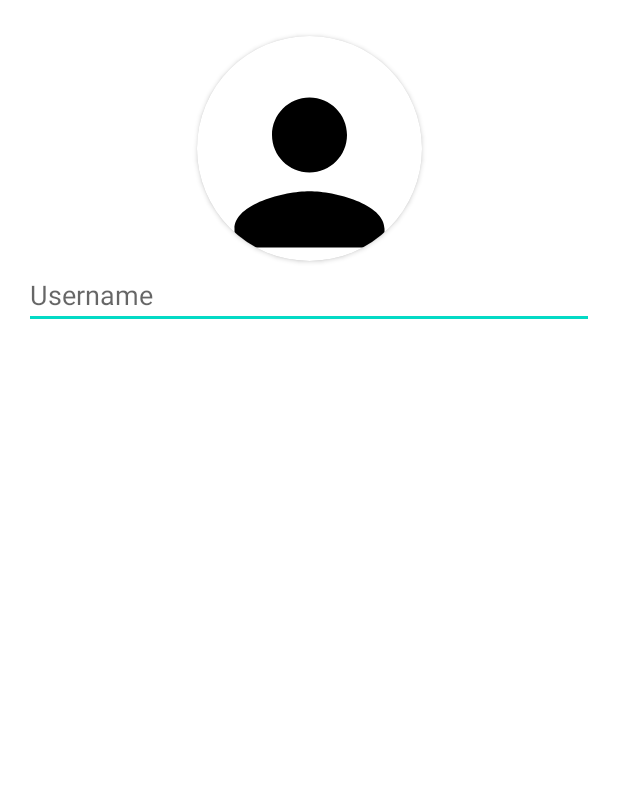
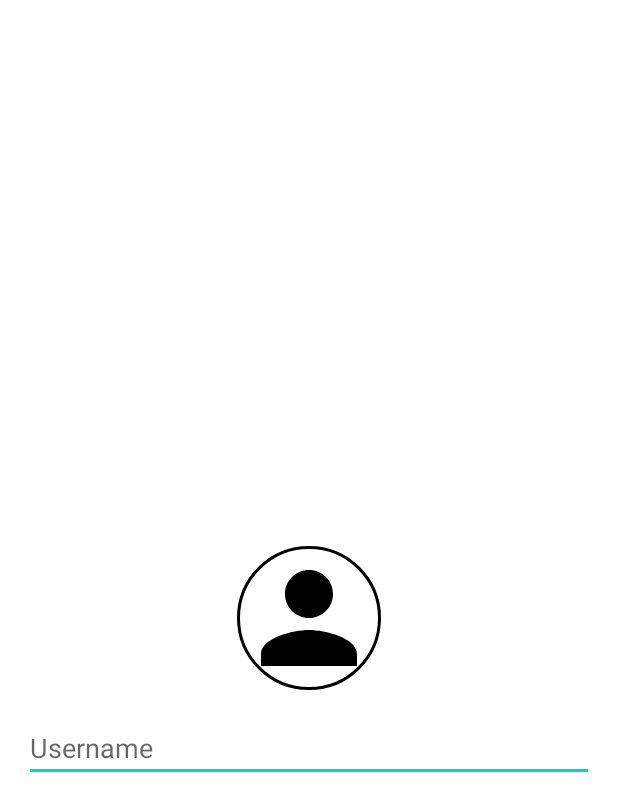
Before and after one commit to Nurik-vip009/homewor_4.1, an Android app: the layout fragment_profile.xml on its own in the app's theme, with its tools: preview values and no code run, on a phone screen of 412 x 824 dp. Shown: the top 811 px of the screen. Run offline under Robolectric (Android 15) with nearby library versions, the phone set to English and light mode, and no system bars.

Commit message:
first commit

```diff
--- a/app/build.gradle
+++ b/app/build.gradle
@@ -46,6 +46,7 @@ dependencies {
     implementation 'androidx.navigation:navigation-fragment-ktx:2.7.2'
     implementation 'androidx.navigation:navigation-ui-ktx:2.7.2'
     implementation 'com.github.bumptech.glide:glide:4.14.2'
+    implementation 'de.hdodenhof:circleimageview:3.1.0'
     implementation 'androidx.compose.ui:ui-graphics-android:+'
     annotationProcessor 'com.github.bumptech.glide:compiler:4.12.0'
     testImplementation 'junit:junit:4.13.2'
--- a/app/src/main/res/layout/fragment_profile.xml
+++ b/app/src/main/res/layout/fragment_profile.xml
@@ -6,27 +6,17 @@
     android:layout_height="match_parent"
     tools:context=".ui.profile.ProfileFragment">
 
-    <androidx.cardview.widget.CardView
-        android:id="@+id/cd_corner"
-        android:layout_width="150dp"
-        android:layout_height="150dp"
-        android:layout_marginTop="24dp"
-        app:cardCornerRadius="75dp"
+    <de.hdodenhof.circleimageview.CircleImageView xmlns:app="http://schemas.android.com/apk/res-auto"
+        android:id="@+id/profile_image"
+        android:layout_width="96dp"
+        android:layout_height="96dp"
+        android:src="@drawable/baseline_person_24"
+        app:civ_border_color="#FF000000"
+        app:civ_border_width="2dp"
+        app:layout_constraintBottom_toBottomOf="parent"
         app:layout_constraintEnd_toEndOf="parent"
         app:layout_constraintStart_toStartOf="parent"
-        app:layout_constraintTop_toTopOf="parent">
-
-        <ImageView
-            android:id="@+id/img_person"
-            android:layout_width="150dp"
-            android:layout_height="150dp"
-            android:layout_marginTop="16dp"
-            android:src="@drawable/baseline_person_24"
-            app:layout_constraintEnd_toEndOf="parent"
-            app:layout_constraintStart_toStartOf="parent"
-            app:layout_constraintTop_toTopOf="parent" />
-    </androidx.cardview.widget.CardView>
-
+        app:layout_constraintTop_toTopOf="parent" />
 
     <EditText
 
@@ -35,9 +25,8 @@
         android:layout_height="wrap_content"
         android:layout_marginHorizontal="16dp"
         android:hint="@string/username"
-        app:layout_constraintEnd_toEndOf="parent"
-        app:layout_constraintStart_toStartOf="parent"
-        app:layout_constraintTop_toBottomOf="@+id/cd_corner"
+        app:layout_constraintTop_toBottomOf="@id/profile_image"
+        android:layout_marginTop="16dp"
         tools:ignore="MissingConstraints" />
 
 </androidx.constraintlayout.widget.ConstraintLayout>
--- a/app/src/main/res/navigation/mobile_navigation.xml
+++ b/app/src/main/res/navigation/mobile_navigation.xml
@@ -22,4 +22,9 @@
         android:name="com.example.taskmanager.ui.notifications.NotificationsFragment"
         android:label="@string/title_notifications"
         tools:layout="@layout/fragment_notifications" />
+    <fragment
+        android:id="@+id/taskFragment"
+        android:name="com.example.taskmanager.ui.task.TaskFragment"
+        android:label="fragment_task"
+        tools:layout="@layout/fragment_task" />
 </navigation>
--- a/app/src/main/res/values/strings.xml
+++ b/app/src/main/res/values/strings.xml
@@ -9,4 +9,9 @@
     <string name="profile">Profile</string>
     <string name="nickname">Nickname</string>
     <string name="username">Username</string>
+    <!-- TODO: Remove or change this placeholder text -->
+    <string name="hello_blank_fragment">Hello blank fragment</string>
+    <string name="title">Title</string>
+    <string name="description">Description</string>
+    <string name="save">SAVE</string>
 </resources>
```
Also changed, not shown: app/src/main/java/com/example/taskmanager/ui/home/HomeFragment.kt (+9 -0 lines), app/src/main/java/com/example/taskmanager/ui/task/TaskFragment.kt (added, +27 -0 lines), app/src/main/res/layout/fragment_task.xml (added, +29 -0 lines).
